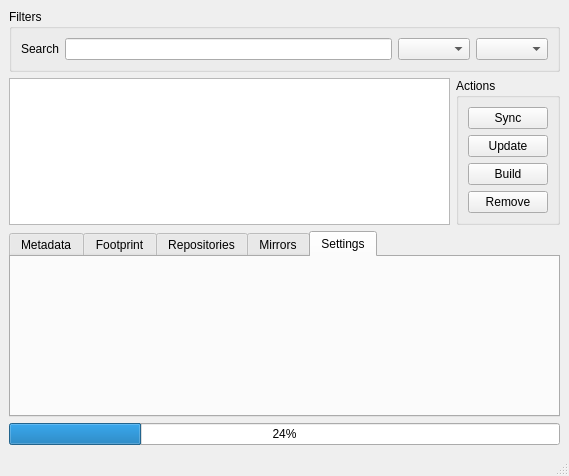
Qt form src/spm/gui.ui (fluxer/bfp) before a commit.
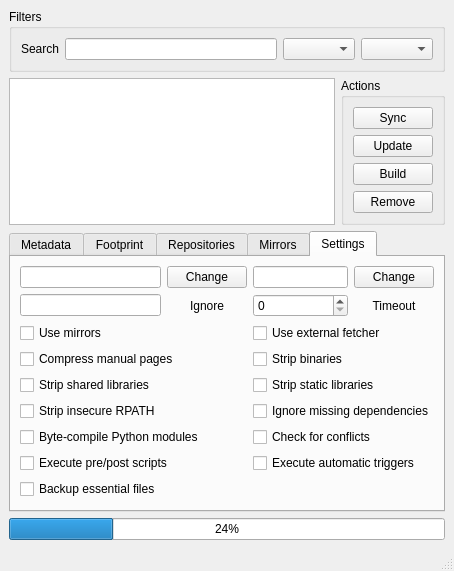
The same form after that commit. The open tabs and pages were chosen to show the change.

Commit message: implemented settings into spm-gui

The edit to the form file:
```diff
--- a/src/spm/gui.ui
+++ b/src/spm/gui.ui
@@ -6,8 +6,8 @@
    <rect>
     <x>0</x>
     <y>0</y>
-    <width>569</width>
-    <height>476</height>
+    <width>450</width>
+    <height>536</height>
    </rect>
   </property>
   <property name="windowTitle">
@@ -80,6 +80,145 @@
        <attribute name="title">
         <string>Settings</string>
        </attribute>
+       <layout class="QGridLayout" name="gridLayout_6">
+        <item row="2" column="0" colspan="2">
+         <widget class="QCheckBox" name="UseMirrorsBox">
+          <property name="text">
+           <string>Use mirrors</string>
+          </property>
+         </widget>
+        </item>
+        <item row="2" column="2" colspan="2">
+         <widget class="QCheckBox" name="ExternalFetcherBox">
+          <property name="text">
+           <string>Use external fetcher</string>
+          </property>
+         </widget>
+        </item>
+        <item row="1" column="0">
+         <widget class="QLineEdit" name="IgnoreTargetsEdit"/>
+        </item>
+        <item row="1" column="1">
+         <widget class="QLabel" name="label_2">
+          <property name="text">
+           <string>Ignore</string>
+          </property>
+          <property name="alignment">
+           <set>Qt::AlignCenter</set>
+          </property>
+         </widget>
+        </item>
+        <item row="4" column="0" colspan="2">
+         <widget class="QCheckBox" name="StripSharedBox">
+          <property name="text">
+           <string>Strip shared libraries</string>
+          </property>
+         </widget>
+        </item>
+        <item row="7" column="0" colspan="2">
+         <widget class="QCheckBox" name="ScriptsBox">
+          <property name="text">
+           <string>Execute pre/post scripts</string>
+          </property>
+         </widget>
+        </item>
+        <item row="1" column="3">
+         <widget class="QLabel" name="label_3">
+          <property name="text">
+           <string>Timeout</string>
+          </property>
+          <property name="alignment">
+           <set>Qt::AlignCenter</set>
+          </property>
+         </widget>
+        </item>
+        <item row="1" column="2">
+         <widget class="QSpinBox" name="ConnectionTimeoutBox"/>
+        </item>
+        <item row="0" column="1">
+         <widget class="QPushButton" name="CacheDirButton">
+          <property name="text">
+           <string>Change</string>
+          </property>
+         </widget>
+        </item>
+        <item row="0" column="3">
+         <widget class="QPushButton" name="BuildDirButton">
+          <property name="text">
+           <string>Change</string>
+          </property>
+         </widget>
+        </item>
+        <item row="0" column="2">
+         <widget class="QLineEdit" name="BuildDirEdit"/>
+        </item>
+        <item row="3" column="2" colspan="2">
+         <widget class="QCheckBox" name="StripBinariesBox">
+          <property name="text">
+           <string>Strip binaries</string>
+          </property>
+         </widget>
+        </item>
+        <item row="5" column="0" colspan="2">
+         <widget class="QCheckBox" name="StripRPATHBox">
+          <property name="text">
+           <string>Strip insecure RPATH</string>
+          </property>
+         </widget>
+        </item>
+        <item row="6" column="0" colspan="2">
+         <widget class="QCheckBox" name="PythonCompileBox">
+          <property name="text">
+           <string>Byte-compile Python modules</string>
+          </property>
+         </widget>
+        </item>
+        <item row="4" column="2" colspan="2">
+         <widget class="QCheckBox" name="StripStaticBox">
+          <property name="text">
+           <string>Strip static libraries</string>
+          </property>
+         </widget>
+        </item>
+        <item row="6" column="2" colspan="2">
+         <widget class="QCheckBox" name="ConflictsBox">
+          <property name="text">
+           <string>Check for conflicts</string>
+          </property>
+         </widget>
+        </item>
+        <item row="5" column="2" colspan="2">
+         <widget class="QCheckBox" name="IgnoreMissingBox">
+          <property name="text">
+           <string>Ignore missing dependencies</string>
+          </property>
+         </widget>
+        </item>
+        <item row="7" column="2" colspan="2">
+         <widget class="QCheckBox" name="TriggersBox">
+          <property name="text">
+           <string>Execute automatic triggers</string>
+          </property>
+         </widget>
+        </item>
+        <item row="0" column="0">
+         <widget class="QLineEdit" name="CacheDirEdit"/>
+        </item>
+        <item row="3" column="0" colspan="2">
+         <widget class="QCheckBox" name="CompressManBox">
+          <property name="text">
+           <string>Compress manual pages</string>
+          </property>
+         </widget>
+        </item>
+        <item row="8" column="0">
+         <widget class="QCheckBox" name="BackupBox">
+          <property name="text">
+           <string>Backup essential files</string>
+          </property>
+         </widget>
+        </item>
+       </layout>
       </widget>
      </widget>
     </item>
```
Left out of the diff: 144 changed lines with no effect on the pictures. The commit also changes 3 other files.
